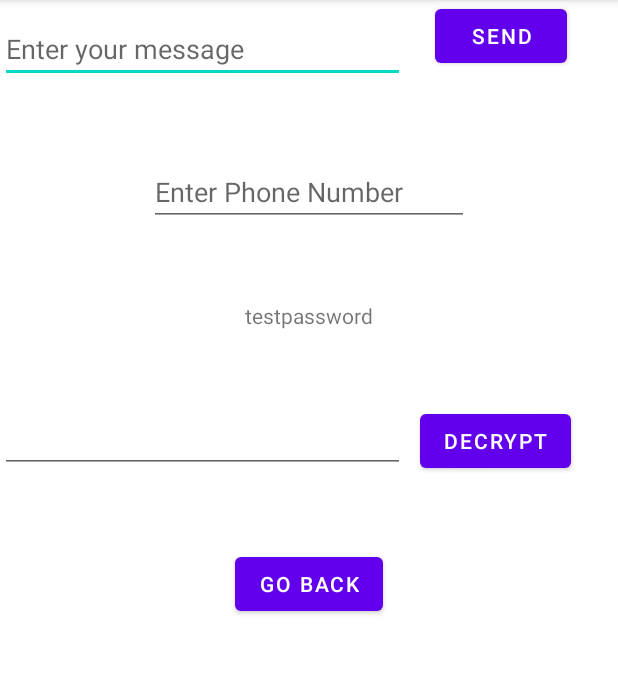
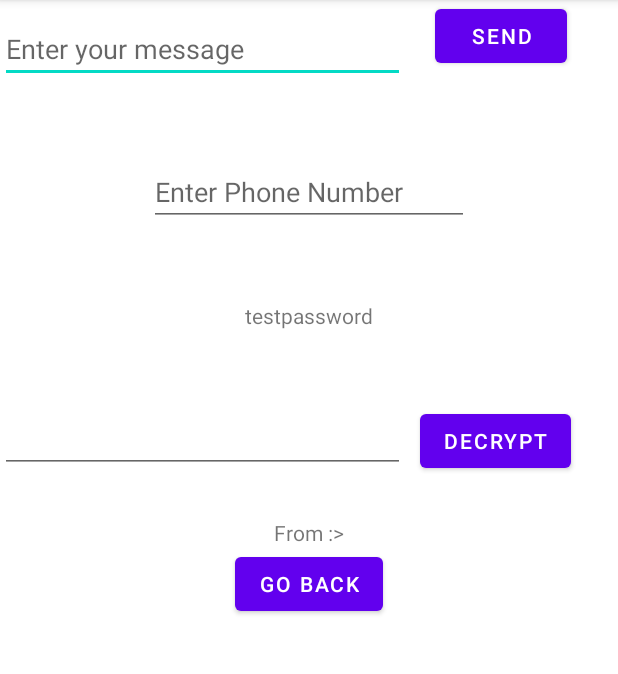
Before and after one commit to codex-iter/Text-to-Speech-App, an Android app: the SecondActivity screen opened directly, with no data from a screen before it, after a tap on "SEND", on a phone screen of 412 x 824 dp, the part 84-758 px from its top. Run offline under Robolectric (Android 15) with nearby library versions, the phone set to English and light mode, and no system bars.

Commit message:
Second commit

```diff
--- a/app/build.gradle
+++ b/app/build.gradle
@@ -35,6 +35,7 @@ dependencies {
     implementation 'androidx.constraintlayout:constraintlayout:2.0.4'
     implementation platform('com.google.firebase:firebase-bom:26.7.0')
     implementation 'com.google.firebase:firebase-analytics'
+    implementation 'org.jetbrains:annotations:15.0'
     testImplementation 'junit:junit:4.+'
     androidTestImplementation 'androidx.test.ext:junit:1.1.2'
     androidTestImplementation 'androidx.test.espresso:espresso-core:3.3.0'
--- a/app/src/main/AndroidManifest.xml
+++ b/app/src/main/AndroidManifest.xml
@@ -13,7 +13,7 @@
         android:supportsRtl="true"
         android:theme="@style/Theme.TextToSpeechApp">
         <activity android:name=".SecondActivity"></activity>
-        <activity android:name=".MainActivity">
+        <activity android:name=".MainActivity" android:launchMode="singleTop">
             <intent-filter>
                 <action android:name="android.intent.action.MAIN" />
 
--- a/app/src/main/java/com/shivangibose/texttospeechapp/SecondActivity.java
+++ b/app/src/main/java/com/shivangibose/texttospeechapp/SecondActivity.java
@@ -29,9 +29,10 @@ import javax.crypto.spec.SecretKeySpec;
 
 public class SecondActivity extends AppCompatActivity {
     EditText inputText , number,outputText;
-    TextView inputPassword;
+    TextView inputPassword, recvphoneNo;
     Button encBtn, decBtn ,backbtn, btnSend;
-    String outputString,tempEncrypted,RecvPhnNo;
+    String outputString,tempEncrypted,RecvPhnNo="testpassword";
+    String string="";
     String AES="AES";
 
 
@@ -49,6 +50,7 @@ public class SecondActivity extends AppCompatActivity {
         backbtn=findViewById(R.id.btnLeave);
         btnSend=findViewById(R.id.btnSend);
         number=findViewById(R.id.phnNo);
+        recvphoneNo=findViewById(R.id.recvphoneNo_);
         if(checkSelfPermission(Manifest.permission.RECEIVE_SMS)!=PackageManager.PERMISSION_GRANTED)
         {
             requestPermissions(new String[]{Manifest.permission.RECEIVE_SMS, Manifest.permission.SEND_SMS,Manifest.permission.READ_PHONE_STATE},2);
@@ -92,24 +94,28 @@ public class SecondActivity extends AppCompatActivity {
 
 //        });
 
-//        decBtn.setOnClickListener(view -> {
-//
-//            try {
+        decBtn.setOnClickListener(view -> {
+
+
+            try {
 //                if (Build.VERSION.SDK_INT >= Build.VERSION_CODES.O) {
-//                    outputString=decrypt(outputString,RecvPhnNo);
-//                    outputText.setText((outputString));
-//                }
-//            } catch (Exception e) {
-//                e.printStackTrace();
-//            }
-//
-//
-//        });
+                    string=decrypt(outputText.getText().toString(),RecvPhnNo);
+                    Toast.makeText(this, "decrypted", Toast.LENGTH_SHORT).show();
+                    outputText.setText((string.trim()));
+
+            } catch (Exception e) {
+                Toast.makeText(this, "Error", Toast.LENGTH_LONG).show();
+                e.printStackTrace();
+            }
+
+
+        });
 
         btnSend.setOnClickListener(view -> {
             if(Build.VERSION.SDK_INT>=Build.VERSION_CODES.M)
             {
                 if(checkSelfPermission(Manifest.permission.SEND_SMS)== PackageManager.PERMISSION_GRANTED) {
+                    if(inputText.length()>0&& number.length()>0 &&number.length()<11) {
                         try {
                             if (Build.VERSION.SDK_INT >= Build.VERSION_CODES.O) {
                                 outputString = encrypt(inputText.getText().toString(), inputPassword.getText().toString());
@@ -121,6 +127,17 @@ public class SecondActivity extends AppCompatActivity {
                         }
                         sendSMS();
                     }
+                    else if(inputText.length()==0)
+                    {
+                        Toast.makeText(this, "please write your message ", Toast.LENGTH_LONG).show();
+                        inputText.requestFocus();
+                    }
+                    else if(number.length()==0)
+                    {
+                        Toast.makeText(this, "please Enter a number ", Toast.LENGTH_LONG).show();
+                        number.requestFocus();
+                    }
+                }
 
                 else
                     requestPermissions(new String[]{Manifest.permission.SEND_SMS},1);
@@ -130,30 +147,23 @@ public class SecondActivity extends AppCompatActivity {
     }
 
     @RequiresApi(api = Build.VERSION_CODES.O)
-    public void receiveSMS() throws Exception {
+    public void receiveSMS()  {
         BroadcastReceiver br = new BroadcastReceiver() {
             @Override
             public void onReceive(Context context, Intent intent) {
-                if (Build.VERSION.SDK_INT >= Build.VERSION_CODES.KITKAT) {
+
                     for (SmsMessage sms:Telephony.Sms.Intents.getMessagesFromIntent(intent)){
-//                        RecvPhnNo=sms.getOriginatingAddress();
-                        RecvPhnNo=inputPassword.toString();
-//                        outputText.setText(sms.getDisplayMessageBody());
-                        Toast.makeText(getApplicationContext(),sms.getDisplayMessageBody(),Toast.LENGTH_LONG).show();
+                        recvphoneNo.setText(sms.getOriginatingAddress());
+                        outputText.setText(sms.getDisplayMessageBody());
+                        outputString=outputText.toString();
+                        Toast.makeText(getApplicationContext(),sms.getDisplayMessageBody(),Toast.LENGTH_SHORT).show();
 
-                    }
+
 
                 }
             }
         };
         registerReceiver(br, new IntentFilter("android.provider.Telephony.SMS_RECEIVED"));
-        SecretKeySpec key =generateKey(RecvPhnNo);
-        Cipher c=Cipher.getInstance(AES);
-        c.init(Cipher.DECRYPT_MODE,key);
-        byte[] decodedValue = Base64.getDecoder().decode(outputString);
-        byte[] decValue=c.doFinal(decodedValue);
-        String decryptedValue=new String(decValue);
-        outputText.setText(decryptedValue);
     }
 
 
@@ -172,16 +182,16 @@ public class SecondActivity extends AppCompatActivity {
         }
     }
 
-//    @RequiresApi(api = Build.VERSION_CODES.O)
-//    private String decrypt(String outputString, String Password) throws Exception{
-//        SecretKeySpec key =generateKey(Password);
-//        Cipher c=Cipher.getInstance(AES);
-//        c.init(Cipher.DECRYPT_MODE,key);
-//        byte[] decodedValue = Base64.getDecoder().decode(outputString);
-//        byte[] decValue=c.doFinal(decodedValue);
-//        String decryptedValue=new String(decValue);
-//        return decryptedValue;
-//    }
+    @RequiresApi(api = Build.VERSION_CODES.O)
+    private String decrypt(String outputString, String Password) throws Exception{
+        SecretKeySpec key =generateKey(Password);
+        Cipher c=Cipher.getInstance(AES);
+        c.init(Cipher.DECRYPT_MODE,key);
+        byte[] decodedValue = Base64.getDecoder().decode(outputString);
+        byte[] decValue=c.doFinal(decodedValue);
+        String decryptedValue=new String(decValue);
+        return decryptedValue;
+    }
 
     @RequiresApi(api = Build.VERSION_CODES.O)
     private String encrypt(String Data, String Password) throws Exception{
--- a/app/src/main/res/layout/activity_second.xml
+++ b/app/src/main/res/layout/activity_second.xml
@@ -43,6 +43,14 @@
         android:layout_below="@id/phnNo"
         android:layout_centerInParent="true"
         android:layout_marginTop="50dp"/>
+    <TextView
+        android:id="@+id/recvphoneNo."
+        android:layout_width="wrap_content"
+        android:layout_height="wrap_content"
+        android:text="From :>"
+        android:layout_below="@id/textEncrypted"
+        android:layout_centerInParent="true"
+        android:layout_marginTop="30dp"/>
 
     <EditText
         android:id="@+id/textEncrypted"
```
Lines whose indentation alone changed are shown as unchanged.
